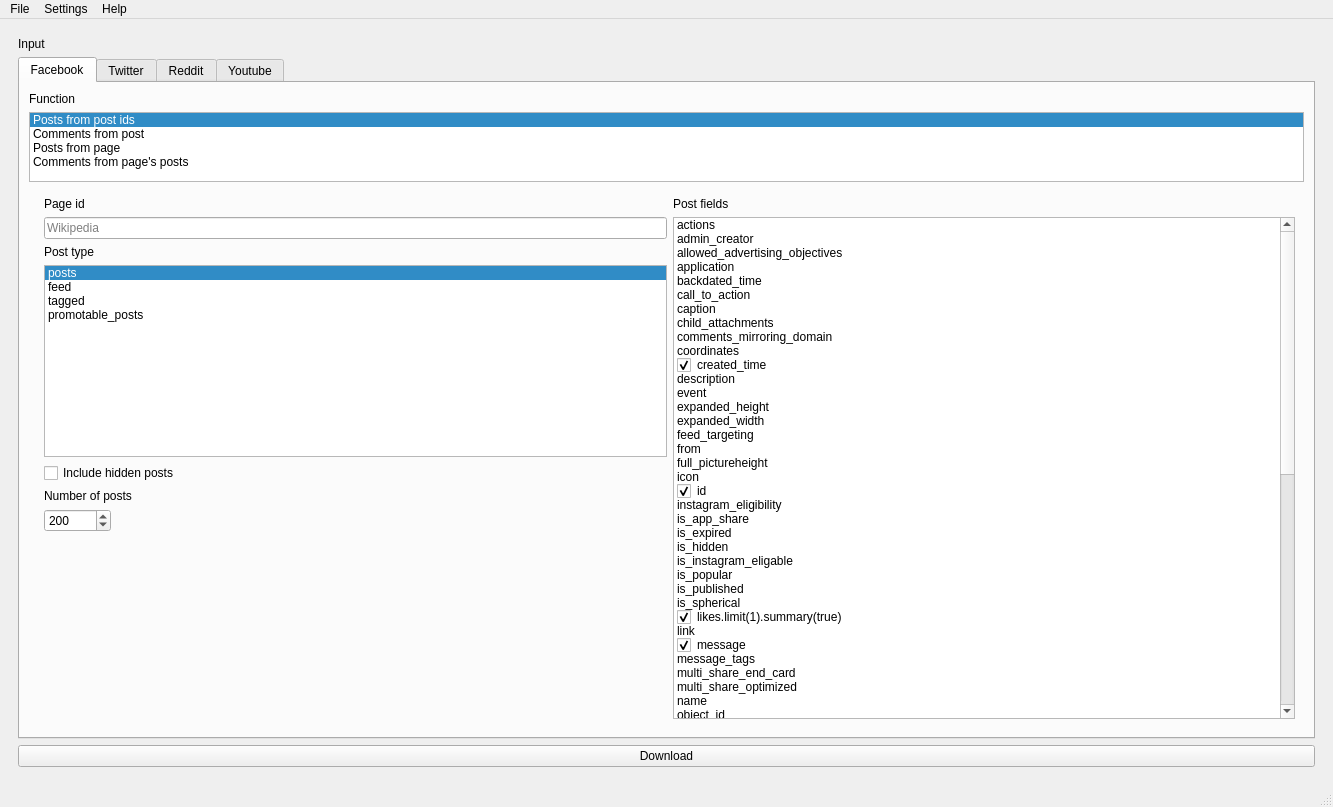
This is ui/mainwindow.ui in ScriptSmith/reaper as Qt 5 draws it before an edit. The edited form follows.
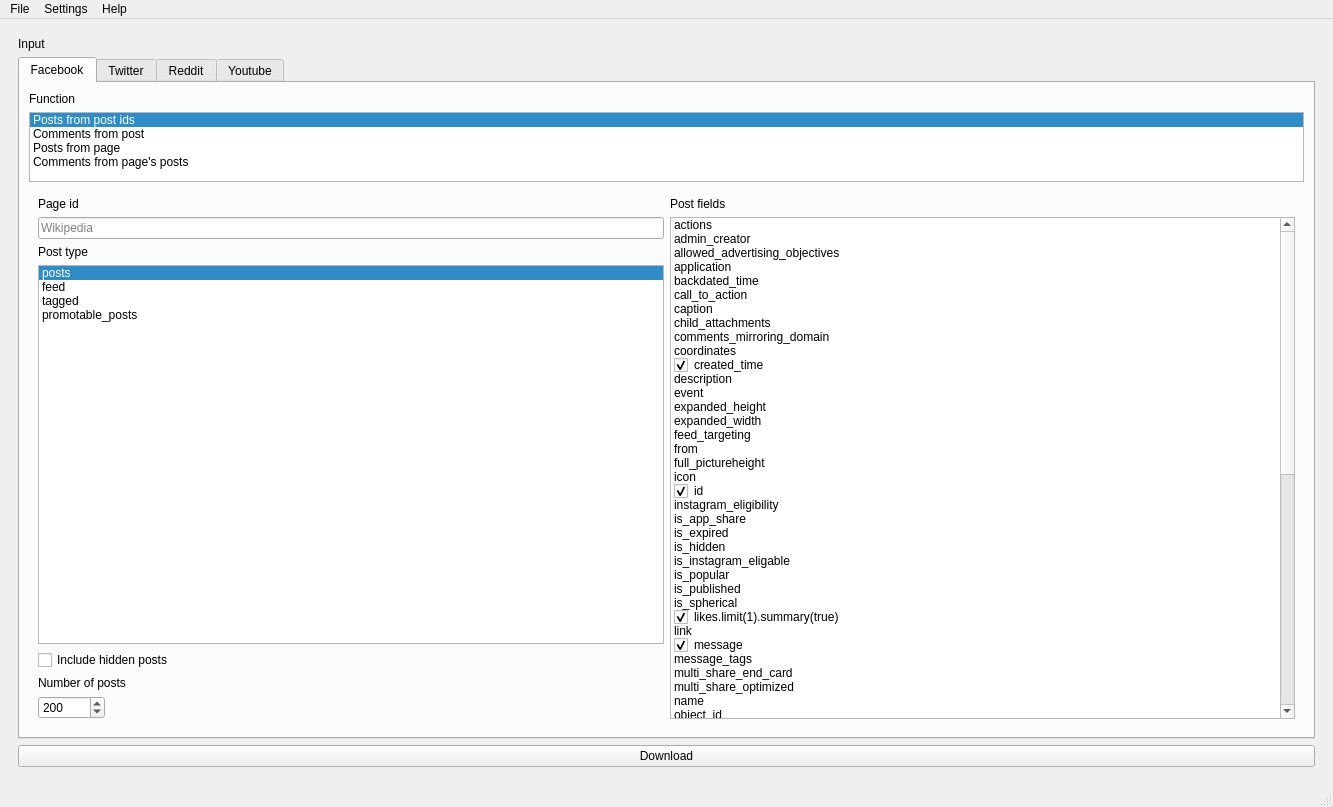
This is the edited form. The open tabs and pages were chosen to show the change.

Commit message: reduced embedded layouts in facebook

Diff of the .ui file:
```diff
--- a/ui/mainwindow.ui
+++ b/ui/mainwindow.ui
@@ -453,8 +453,6 @@
                </layout>
               </widget>
               <widget class="QWidget" name="page_2">
-               <layout class="QFormLayout" name="formLayout_6">
-                <item row="0" column="1">
                  <layout class="QHBoxLayout" name="horizontalLayout_10">
                   <item>
                    <layout class="QFormLayout" name="formLayout_22">
@@ -722,16 +720,9 @@
                    </layout>
                   </item>
                  </layout>
-                </item>
-               </layout>
               </widget>
               <widget class="QWidget" name="page_3">
-               <layout class="QFormLayout" name="formLayout_7">
-                <item row="0" column="1">
                  <layout class="QHBoxLayout" name="horizontalLayout_12">
-                  <property name="sizeConstraint">
-                   <enum>QLayout::SetDefaultConstraint</enum>
-                  </property>
                   <item>
                    <layout class="QFormLayout" name="formLayout_36">
                     <item row="0" column="0">
@@ -809,45 +800,6 @@
                       </property>
                      </widget>
                     </item>
-                    <item row="7" column="0">
-                     <spacer name="verticalSpacer">
-                      <property name="orientation">
-                       <enum>Qt::Vertical</enum>
-                      </property>
-                      <property name="sizeHint" stdset="0">
-                       <size>
-                        <width>20</width>
-                        <height>40</height>
-                       </size>
-                      </property>
-                     </spacer>
-                    </item>
-                    <item row="8" column="0">
-                     <spacer name="verticalSpacer_8">
-                      <property name="orientation">
-                       <enum>Qt::Vertical</enum>
-                      </property>
-                      <property name="sizeHint" stdset="0">
-                       <size>
-                        <width>20</width>
-                        <height>40</height>
-                       </size>
-                      </property>
-                     </spacer>
-                    </item>
-                    <item row="9" column="0">
-                     <spacer name="verticalSpacer_9">
-                      <property name="orientation">
-                       <enum>Qt::Vertical</enum>
-                      </property>
-                      <property name="sizeHint" stdset="0">
-                       <size>
-                        <width>20</width>
-                        <height>40</height>
-                       </size>
-                      </property>
-                     </spacer>
-                    </item>
                    </layout>
                   </item>
                   <item>
@@ -1412,8 +1364,6 @@
                        </property>
                       </item>
                      </widget>
-                    </item>
-                   </layout>
                   </item>
                  </layout>
                 </item>
```
Lines whose indentation alone changed are shown as unchanged. The commit also changes 1 other file.
